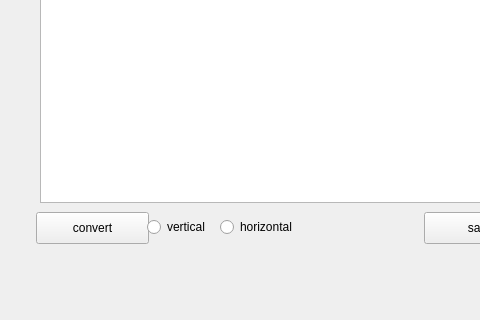
This is main_gui.ui in faytor/open_lcd_assistant as Qt 5 draws it before an edit; both pictures show x 0 to 480 and y 398 to 718 of the 579 by 718 pixel window. The edited form follows.
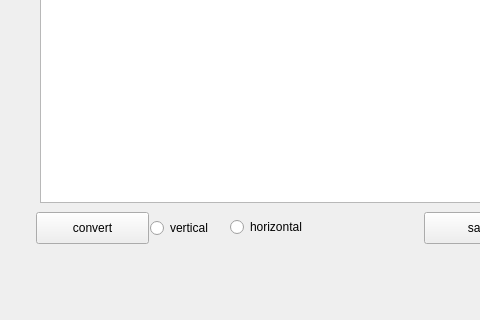
This is the edited form.

Commit message: Add radio button and change path

Diff of the .ui file:
```diff
--- a/main_gui.ui
+++ b/main_gui.ui
@@ -86,8 +86,8 @@
    <widget class="QRadioButton" name="radio_vertical">
     <property name="geometry">
      <rect>
-      <x>147</x>
-      <y>615</y>
+      <x>150</x>
+      <y>616</y>
       <width>100</width>
       <height>20</height>
      </rect>
@@ -99,7 +99,7 @@
    <widget class="QRadioButton" name="radio_horizontal">
     <property name="geometry">
      <rect>
-      <x>220</x>
+      <x>230</x>
       <y>615</y>
       <width>100</width>
       <height>20</height>
```
Left out of the diff: 4 changed lines with no effect on the pictures. The commit also changes 1 other file.
